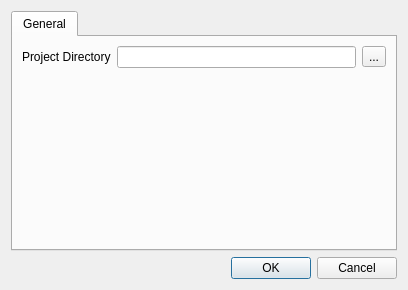
Qt form src/swged/ui/options.ui (apathyboy/swganh) before a commit.
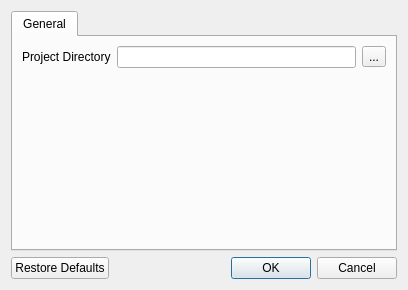
The same form after that commit.

Patch:
```diff
--- a/src/swged/ui/options.ui
+++ b/src/swged/ui/options.ui
@@ -65,7 +65,7 @@
    <item row="2" column="1">
     <widget class="QDialogButtonBox" name="buttonBox">
      <property name="standardButtons">
-      <set>QDialogButtonBox::Cancel|QDialogButtonBox::Ok</set>
+      <set>QDialogButtonBox::Cancel|QDialogButtonBox::Ok|QDialogButtonBox::RestoreDefaults</set>
      </property>
     </widget>
    </item>
```
